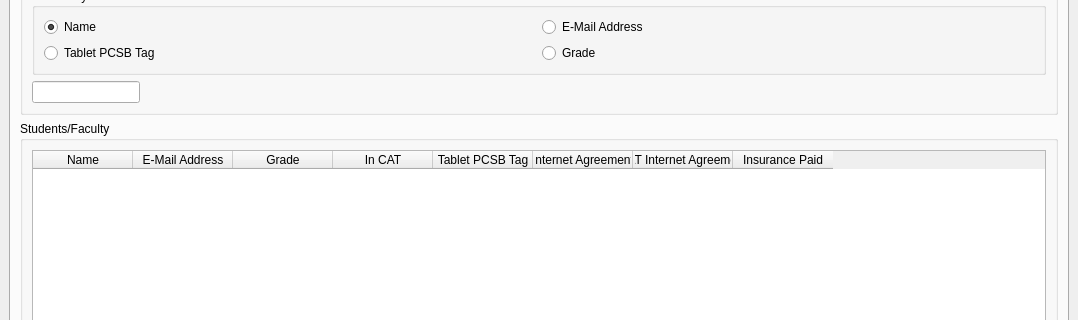
The window that net_mainwindow.ui (lachbr/lhs-cat-tablet-inventory) describes before a commit, drawn with Qt 5; both pictures show x 0 to 1078 and y 143 to 463 of the 1078 by 798 pixel window.
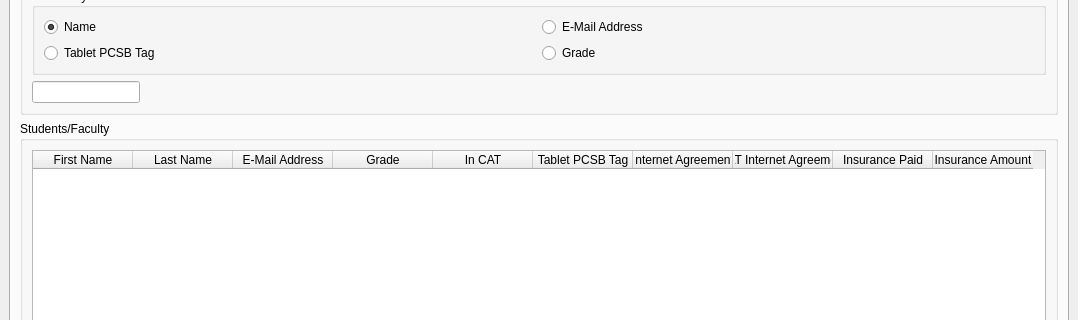
The same window after the commit.

Diff of the .ui file:
```diff
--- a/net_mainwindow.ui
+++ b/net_mainwindow.ui
@@ -220,15 +220,32 @@
           <layout class="QVBoxLayout" name="verticalLayout_4">
            <item>
             <widget class="QTableWidget" name="tabletView_2">
+             <property name="editTriggers">
+              <set>QAbstractItemView::NoEditTriggers</set>
+             </property>
+             <property name="selectionMode">
+              <enum>QAbstractItemView::SingleSelection</enum>
+             </property>
+             <property name="selectionBehavior">
+              <enum>QAbstractItemView::SelectRows</enum>
+             </property>
+             <property name="sortingEnabled">
+              <bool>true</bool>
+             </property>
              <property name="rowCount">
               <number>0</number>
              </property>
              <property name="columnCount">
-              <number>8</number>
+              <number>10</number>
              </property>
              <column>
               <property name="text">
-               <string>Name</string>
+               <string>First Name</string>
+              </property>
+             </column>
+             <column>
+              <property name="text">
+               <string>Last Name</string>
               </property>
              </column>
              <column>
@@ -266,6 +283,11 @@
                <string>Insurance Paid</string>
               </property>
              </column>
+             <column>
+              <property name="text">
+               <string>Insurance Amount</string>
+              </property>
+             </column>
             </widget>
            </item>
           </layout>
```
